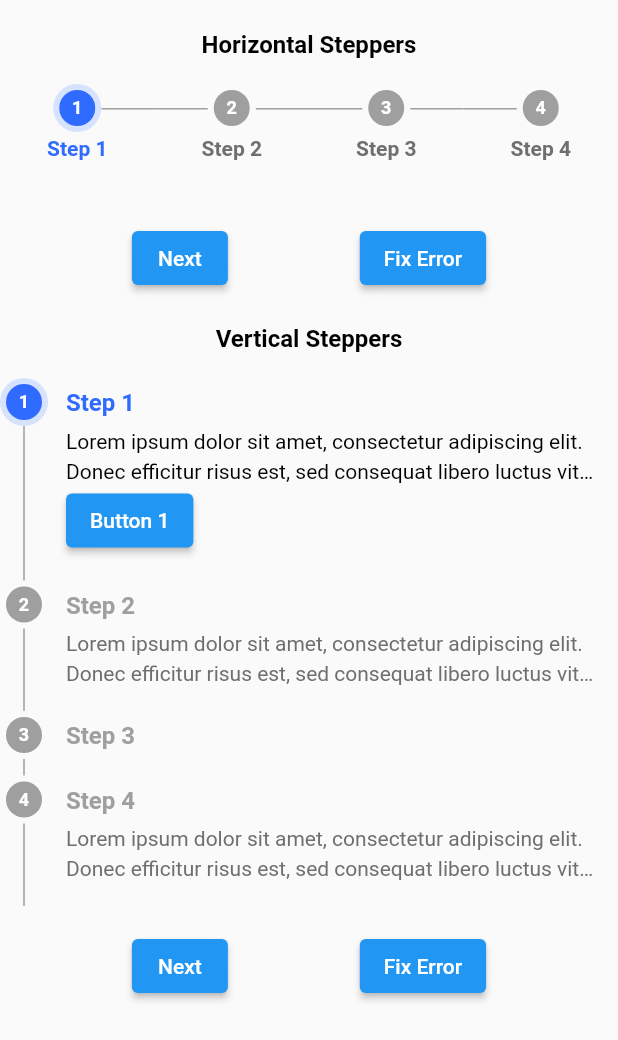
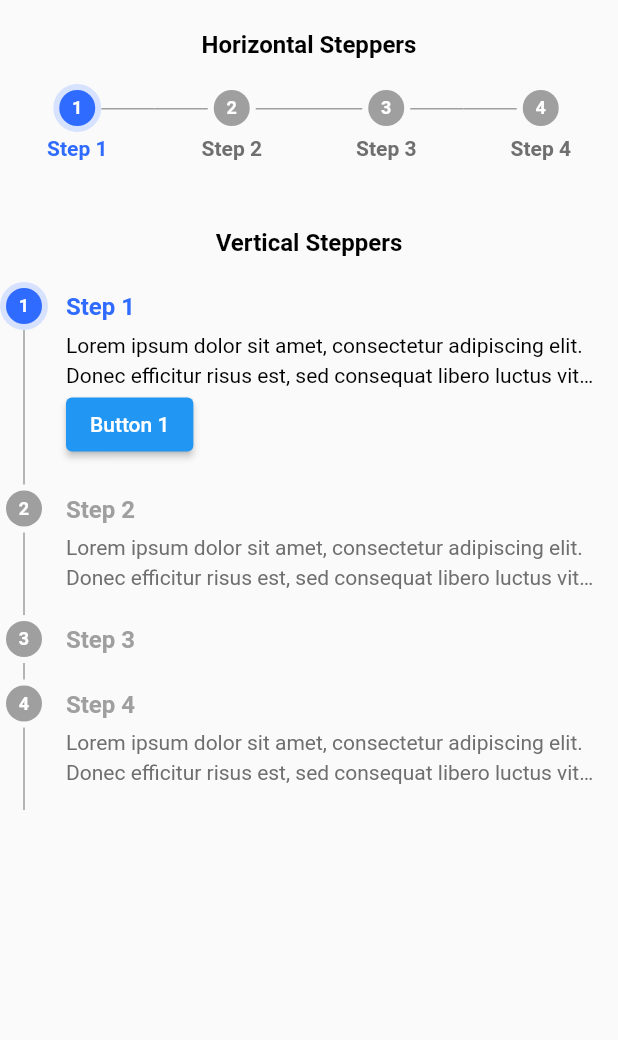
Before and after one commit to janlionly/flutter_steppers, a Flutter app: the screen it shows after launch, on a phone screen of 412 x 824 dp. Shown: the top 1040 px of the screen. Run offline on Flutter 3.47's test engine with Material 2 defaults, Android fonts, the phone set to English and light mode, and no system bars.

Commit message:
add example, export stepper color, style

```diff
--- a/example/lib/main.dart
+++ b/example/lib/main.dart
@@ -1,5 +1,5 @@
 import 'package:flutter/material.dart';
-import '/step_bar_page.dart';
+import 'package:progress_bar_steppers/steppers.dart';
 
 void main() {
   runApp(const MyApp());
@@ -19,3 +19,96 @@ class MyApp extends StatelessWidget {
     );
   }
 }
+
+class StepBarPage extends StatefulWidget {
+  StepBarPage({Key? key}) : super(key: key);
+
+  @override
+  State<StepBarPage> createState() => _StepBarPageState();
+}
+
+class _StepBarPageState extends State<StepBarPage> {
+
+  var currentStep = 1;
+  var totalSteps = 0;
+  late List<StepperData> stepsData;
+
+  @override
+  void initState() {
+    super.initState();
+    stepsData = [
+      StepperData(
+        label: 'Step 1',
+        description: 'Lorem ipsum dolor sit amet, consectetur adipiscing elit. Donec efficitur risus est, sed consequat libero luctus vitae. Duis ultrices magna quis risus porttitor luctus. Nulla vel tempus nisl, ultricies congue lectus. Pellentesque habitant morbi tristique senectus et netus et malesuada fames ac turpis egestas.',
+        child: ElevatedButton(
+          child: const Text('Button 1'),
+          onPressed: () {},
+        ),
+      ),
+      StepperData(
+        label: 'Step 2',
+        description: 'Lorem ipsum dolor sit amet, consectetur adipiscing elit. Donec efficitur risus est, sed consequat libero luctus vitae. Duis ultrices magna quis risus porttitor luctus. Nulla vel tempus nisl, ultricies congue lectus. Pellentesque habitant morbi tristique senectus et netus et malesuada fames ac turpis egestas.',
+      ),
+      StepperData(
+        label: 'Step 3',
+      ),
+      StepperData(
+        label: 'Step 4',
+        description: 'Lorem ipsum dolor sit amet, consectetur adipiscing elit. Donec efficitur risus est, sed consequat libero luctus vitae. Duis ultrices magna quis risus porttitor luctus. Nulla vel tempus nisl, ultricies congue lectus. Pellentesque habitant morbi tristique senectus et netus et malesuada fames ac turpis egestas.',
+      ),
+    ];
+    totalSteps = stepsData.length;
+  }
+
+  @override
+  Widget build(BuildContext context) {
+    return Scaffold(
+      body: SafeArea(
+        child: Column(
+          children: [
+            const SizedBox(
+              height: 16,
+            ),
+            Text(
+              'Horizontal Steppers',
+              style: StepperStyles.t16SB.copyWith(color: StepperColors.grey500s),
+            ),
+            const SizedBox(
+              height: 16,
+            ),
+            Steppers(
+              direction: StepperDirection.horizontal,
+              labels: stepsData,
+              currentStep: currentStep,
+              stepBarStyle: StepperStyle(
+                // activeColor: StepperColors.red500,
+                maxLineLabel: 2,
+                // inactiveColor: StepperColors.grey400
+              ),
+            ),
+            const SizedBox(
+              height: 40,
+            ),
+            Text(
+              'Vertical Steppers',
+              style: StepperStyles.t16SB.copyWith(color: StepperColors.grey500s),
+            ),
+            const SizedBox(
+              height: 16,
+            ),
+            Steppers(
+              direction: StepperDirection.vertical,
+              labels: stepsData,
+              currentStep: currentStep,
+              stepBarStyle: StepperStyle(
+                //   activeColor: DSColors.red500,
+                maxLineLabel: 2,
+                //   inactiveColor: DSColors.grey400
+              ),
+            ),
+          ],
+        ),
+      ),
+    );
+  }
+}
--- a/example/lib/vertical_progress_step_w.dart
+++ b/example/lib/vertical_progress_step_w.dart
@@ -82,7 +82,7 @@ class _VerticalProgressStepState extends State<VerticalProgressStep> {
     );
   }
 
-  void _nextStep() {
+  _nextStep() {
     _doWork();
     if (currentStep > totalSteps) return;
     // check if current step has no error, then move to the next step
--- a/lib/steppers.dart
+++ b/lib/steppers.dart
@@ -3,3 +3,5 @@ library steppers;
 export 'stepper_data.dart';
 export 'stepper_style.dart';
 export 'steppers_widget.dart';
+export 'style.dart';
+export 'colors.dart';
```
Also changed, not shown: example/pubspec.lock.
